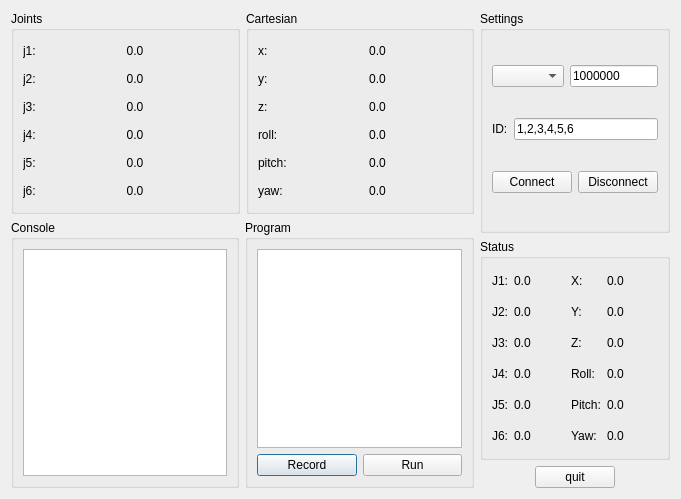
The window that manipulator.ui (Skyendless/MiniBot) describes before a commit, drawn with Qt 5.
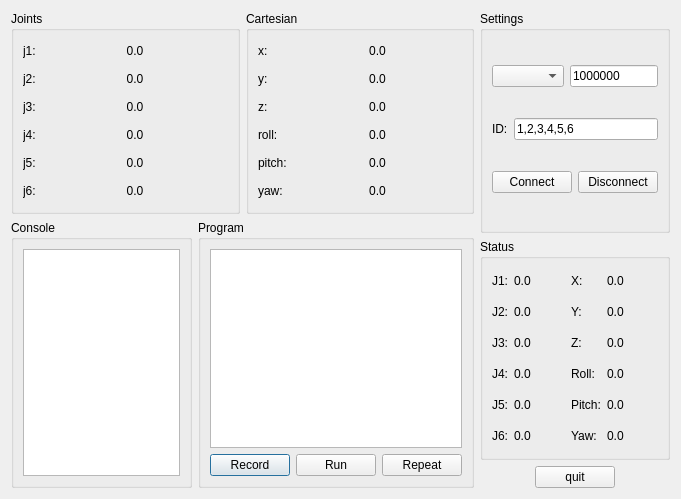
The same window after the commit. Icons and pictures are not drawn. Custom widgets are drawn as their Qt base class.

```diff
--- a/manipulator.ui
+++ b/manipulator.ui
@@ -905,6 +905,13 @@
               </property>
              </widget>
             </item>
+            <item>
+             <widget class="QPushButton" name="repeat_button">
+              <property name="text">
+               <string>Repeat</string>
+              </property>
+             </widget>
+            </item>
            </layout>
           </item>
          </layout>
```
Left out of the diff: 2 changed lines with no effect on the pictures.
